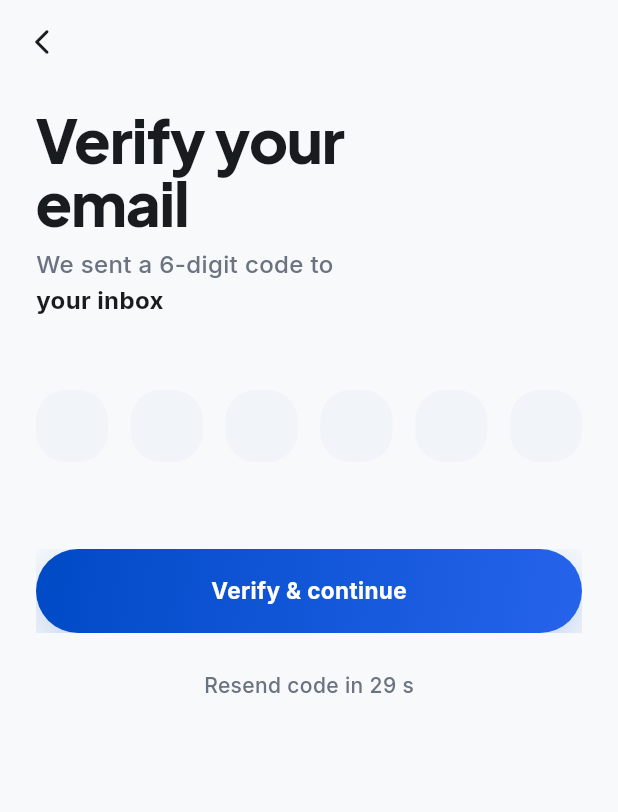
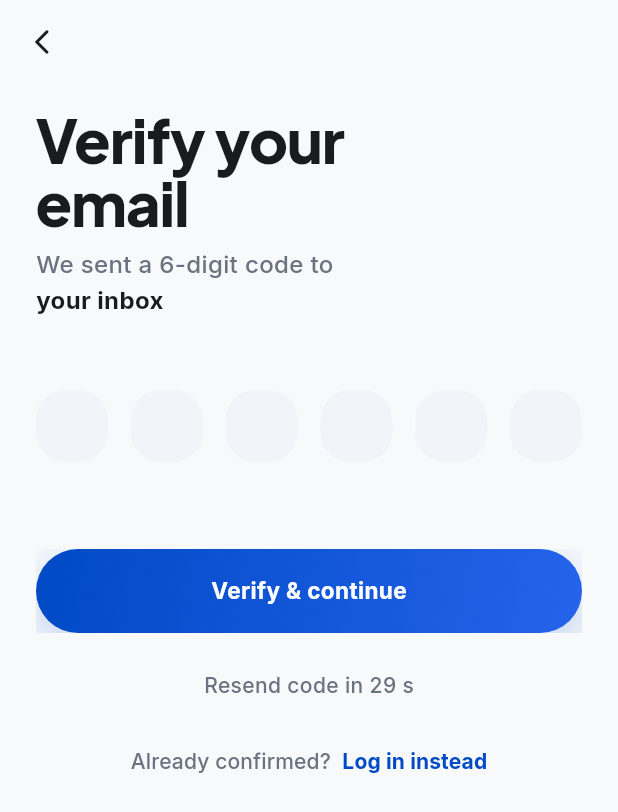
Before and after one commit to naveeeennex-cpu/tasklink, a Flutter app: the OtpVerificationScreen screen opened by its route, on a phone screen of 412 x 824 dp. Shown: the top 812 px of the screen. Run offline on Flutter 3.47's test engine with Material 3 defaults, Android fonts, the phone set to English and light mode, and no system bars; our stand-ins replace cached_network_image, dio, flutter_dotenv, flutter_riverpod, go_router, google_fonts and 4 more; accounts and stored records are empty; network calls fail.

Commit message:
Add 'Log in instead' escape hatch on OTP screen
When a user has already confirmed their email via a link (e.g. when
the Confirm signup template hasn't been updated to use {{ .Token }}
yet), the OTP screen would trap them — the code in their email is a
consumed link token, not a 6-digit number, so verifyOtp fails.

This adds a clear 'Already confirmed? Log in instead' link that
routes straight to /login with their credentials.

Co-Authored-By: Claude Opus 4.6 (1M context) <noreply@anthropic.com>

```diff
--- a/app/lib/features/auth/screens/otp_verification_screen.dart
+++ b/app/lib/features/auth/screens/otp_verification_screen.dart
@@ -217,6 +217,29 @@ class _OtpVerificationScreenState extends ConsumerState<OtpVerificationScreen> {
                         ),
                       ),
               ),
+              const SizedBox(height: LokalSpacing.md),
+              Center(
+                child: TextButton(
+                  onPressed: () => context.go(LokalRoutes.login),
+                  child: Text.rich(
+                    TextSpan(
+                      text: 'Already confirmed?  ',
+                      style: LokalTypography.bodyMd.copyWith(
+                        color: LokalColors.onSurfaceVariant,
+                      ),
+                      children: [
+                        TextSpan(
+                          text: 'Log in instead',
+                          style: LokalTypography.bodyMd.copyWith(
+                            color: LokalColors.primary,
+                            fontWeight: FontWeight.w700,
+                          ),
+                        ),
+                      ],
+                    ),
+                  ),
+                ),
+              ),
             ],
           ),
         ),
```
